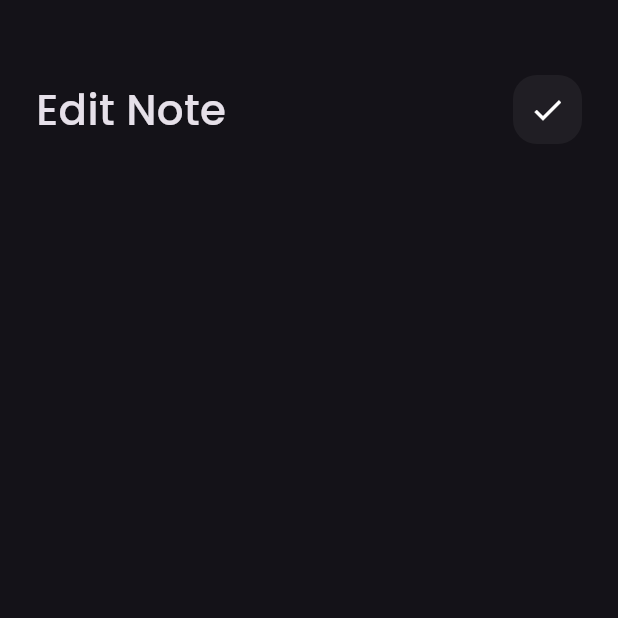
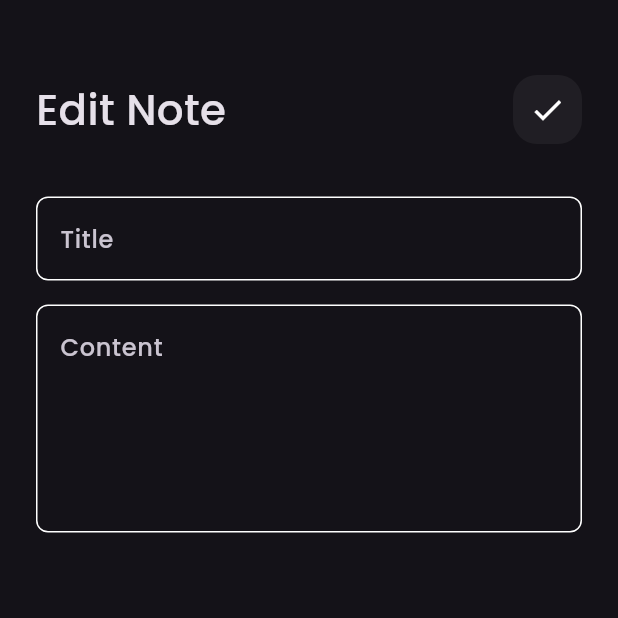
Before and after one commit to menna-adel10/notes_app, a Flutter app: the EditNotesView screen opened directly, on a phone screen of 412 x 824 dp, the top half of it. Run offline on Flutter 3.47's test engine with Material 3 defaults, Android fonts, the phone set to English and light mode, and no system bars.

Commit message:
edit note view ui done

```diff
--- a/lib/views/widgets/edit_notes_view_body.dart
+++ b/lib/views/widgets/edit_notes_view_body.dart
@@ -1,4 +1,5 @@
 import 'package:flutter/material.dart';
+import 'package:notes_app/views/widgets/custom_text_field.dart';
 
 import 'custom_app_bar.dart';
 
@@ -15,6 +16,13 @@ class EditNotesViewBody extends StatelessWidget {
             height: 50,
           ),
           CustomAppBar(title: 'Edit Note', icon: Icons.check,),
+          SizedBox(
+            height: 35,
+          ),
+          CustomTextField(hint: 'Title'),
+          SizedBox(height: 16,),
+          CustomTextField(hint: 'Content',
+          maxLines: 5,),
 
         ],
       ),
```
